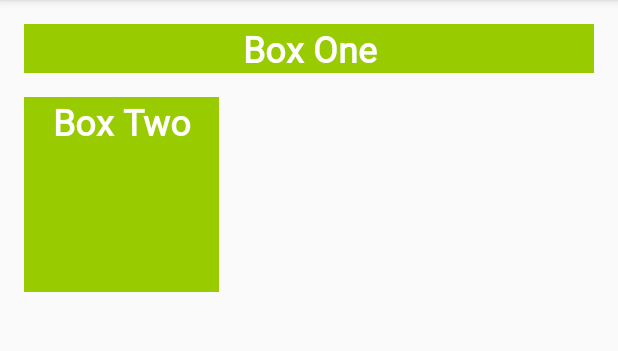
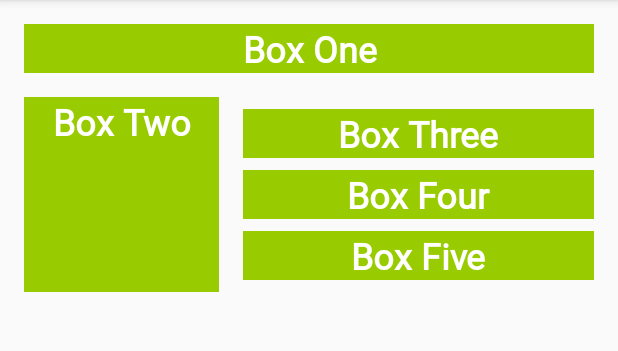
Before and after one commit to lookpearsw/Kotlin_ColorMyViews, an Android app: the screen it shows after launch (MainActivity), on a phone screen of 412 x 824 dp, the part 84-435 px from its top. Run offline under Robolectric (Android 15) with nearby library versions, the phone set to English and light mode, and no system bars.

Commit message:
Add left and right constraints

```diff
--- a/app/src/main/res/layout/activity_main.xml
+++ b/app/src/main/res/layout/activity_main.xml
@@ -28,5 +28,32 @@
             app:layout_constraintTop_toBottomOf="@+id/box_one_text" app:layout_constraintStart_toStartOf="parent"
             android:layout_marginStart="16dp"
             style="@style/whiteBox"/>
+    <TextView
+            android:text="@string/box_three"
+            android:layout_width="0dp"
+            android:layout_height="wrap_content"
+            android:id="@+id/box_three_text" style="@style/whiteBox"
+            app:layout_constraintBottom_toTopOf="@+id/box_four_text"
+            app:layout_constraintTop_toTopOf="@+id/box_two_text" app:layout_constraintStart_toEndOf="@+id/box_two_text"
+            android:layout_marginStart="16dp" app:layout_constraintEnd_toEndOf="parent"
+            android:layout_marginEnd="16dp"/>
+    <TextView
+            android:text="@string/box_four"
+            android:layout_width="0dp"
+            android:layout_height="wrap_content"
+            android:id="@+id/box_four_text" style="@style/whiteBox"
+            app:layout_constraintTop_toBottomOf="@+id/box_three_text"
+            app:layout_constraintBottom_toTopOf="@+id/box_five_text"
+            app:layout_constraintStart_toEndOf="@+id/box_two_text" android:layout_marginStart="16dp"
+            app:layout_constraintEnd_toEndOf="parent" android:layout_marginEnd="16dp"/>
+    <TextView
+            android:text="@string/box_five"
+            android:layout_width="0dp"
+            android:layout_height="wrap_content"
+            android:id="@+id/box_five_text" style="@style/whiteBox"
+            app:layout_constraintBottom_toBottomOf="@+id/box_two_text"
+            app:layout_constraintTop_toBottomOf="@+id/box_four_text"
+            app:layout_constraintStart_toEndOf="@+id/box_two_text" android:layout_marginStart="16dp"
+            app:layout_constraintEnd_toEndOf="parent" android:layout_marginEnd="16dp"/>
 
 </androidx.constraintlayout.widget.ConstraintLayout>
--- a/app/src/main/res/values/strings.xml
+++ b/app/src/main/res/values/strings.xml
@@ -2,4 +2,7 @@
     <string name="app_name">ColorMyViews</string>
     <string name="box_one">Box One</string>
     <string name="box_two">Box Two</string>
+    <string name="box_three">Box Three</string>
+    <string name="box_four">Box Four</string>
+    <string name="box_five">Box Five</string>
 </resources>
```
